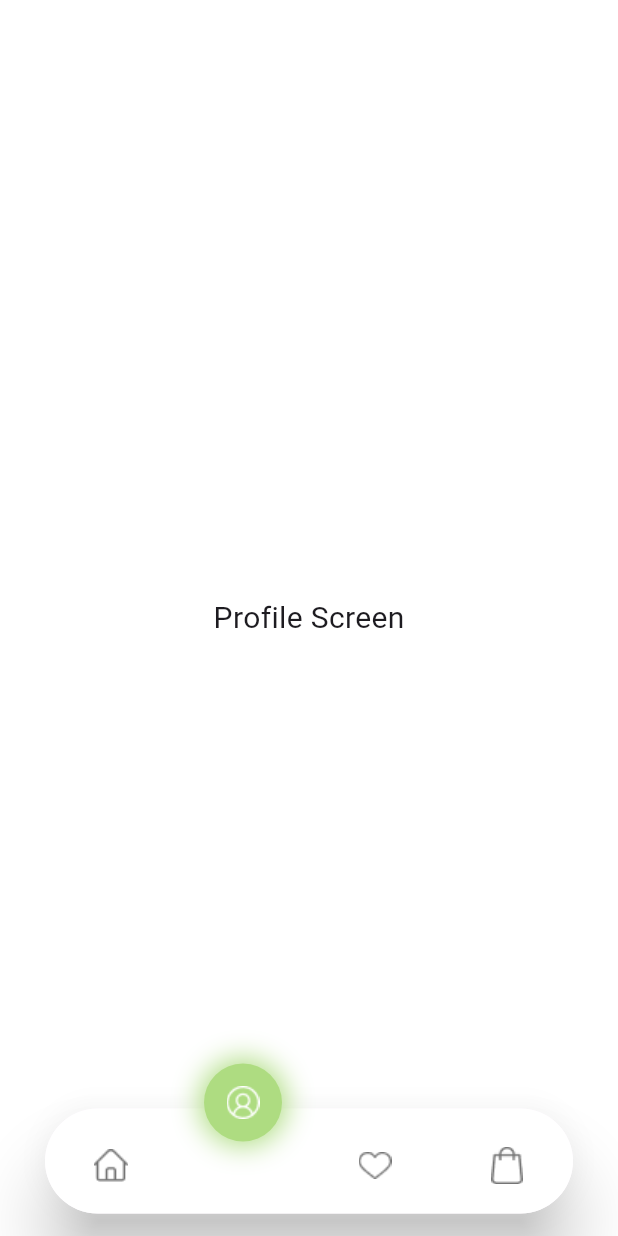
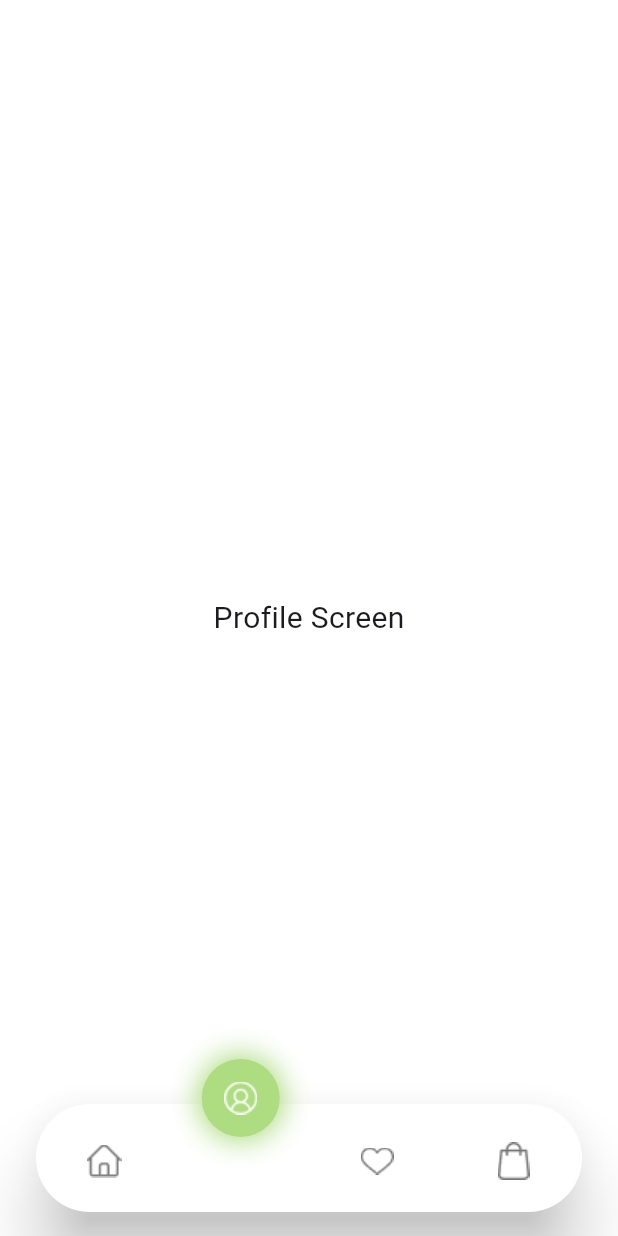
Before and after one commit to HaseebAhmed08/big_cart_app, a Flutter app: the screen it shows after launch, item 2 of the bottom bar chosen, on a phone screen of 412 x 824 dp. Run offline on Flutter 3.47's test engine with Material 3 defaults, Android fonts, the phone set to English and light mode, and no system bars.

Commit message:
updated botom nav bar

```diff
--- a/lib/views/home_screens/bottom_bar.dart
+++ b/lib/views/home_screens/bottom_bar.dart
@@ -36,13 +36,14 @@ class BottomBar extends StatelessWidget {
         ],
       ),
 
-      bottomNavigationBar: Padding(
-        padding: const EdgeInsets.symmetric(horizontal: 30, vertical: 15),
+      bottomNavigationBar: SafeArea(
+        minimum: const EdgeInsets.fromLTRB(24, 0, 24, 16),
         child: Material(
           elevation: 20,
+          color: Colors.transparent,
           borderRadius: BorderRadius.circular(40),
           child: Container(
-            height: 70,
+            height: 72,
             decoration: BoxDecoration(
               color: Colors.white,
               borderRadius: BorderRadius.circular(40),
```
Also changed, not shown: lib/views/home_screens/home.dart (+6 -2 lines).
